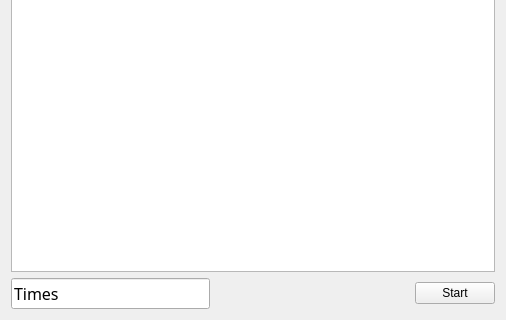
This is arp.ui in Chi-Kai/Course as Qt 5 draws it before an edit; both pictures show x 0 to 506 and y 276 to 596 of the 506 by 596 pixel window. The edited form follows.
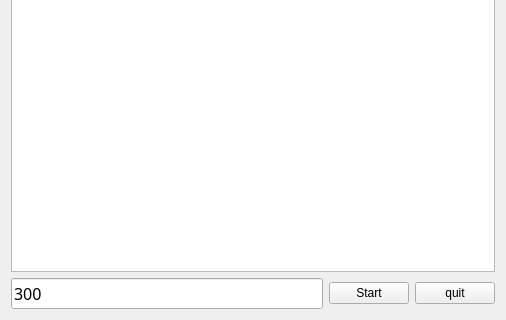
This is the edited form.

Diff of the .ui file:
```diff
--- a/arp.ui
+++ b/arp.ui
@@ -141,25 +141,15 @@
           </font>
          </property>
          <property name="text">
-          <string>Times</string>
+          <string>300</string>
          </property>
         </widget>
        </item>
        <item>
-        <spacer name="horizontalSpacer">
-         <property name="orientation">
-          <enum>Qt::Horizontal</enum>
+        <widget class="QPushButton" name="startButton">
+         <property name="enabled">
+          <bool>true</bool>
          </property>
-         <property name="sizeHint" stdset="0">
-          <size>
-           <width>100</width>
-           <height>20</height>
-          </size>
-         </property>
-        </spacer>
-       </item>
-       <item>
-        <widget class="QPushButton" name="pushButton">
          <property name="styleSheet">
           <string notr="true">font: 81 italic 14pt &quot;JetBrainsMonoExtraBold Nerd Font Mono&quot;;</string>
          </property>
@@ -168,6 +158,19 @@
          </property>
         </widget>
        </item>
+       <item>
+        <widget class="QPushButton" name="quitButton">
+         <property name="enabled">
+          <bool>true</bool>
+         </property>
+         <property name="styleSheet">
+          <string notr="true">font: 81 italic 14pt &quot;JetBrainsMonoExtraBold Nerd Font Mono&quot;;</string>
+         </property>
+         <property name="text">
+          <string>quit</string>
+         </property>
+        </widget>
+       </item>
       </layout>
      </item>
     </layout>
```
Left out of the diff: 19 changed lines with no effect on the pictures.
